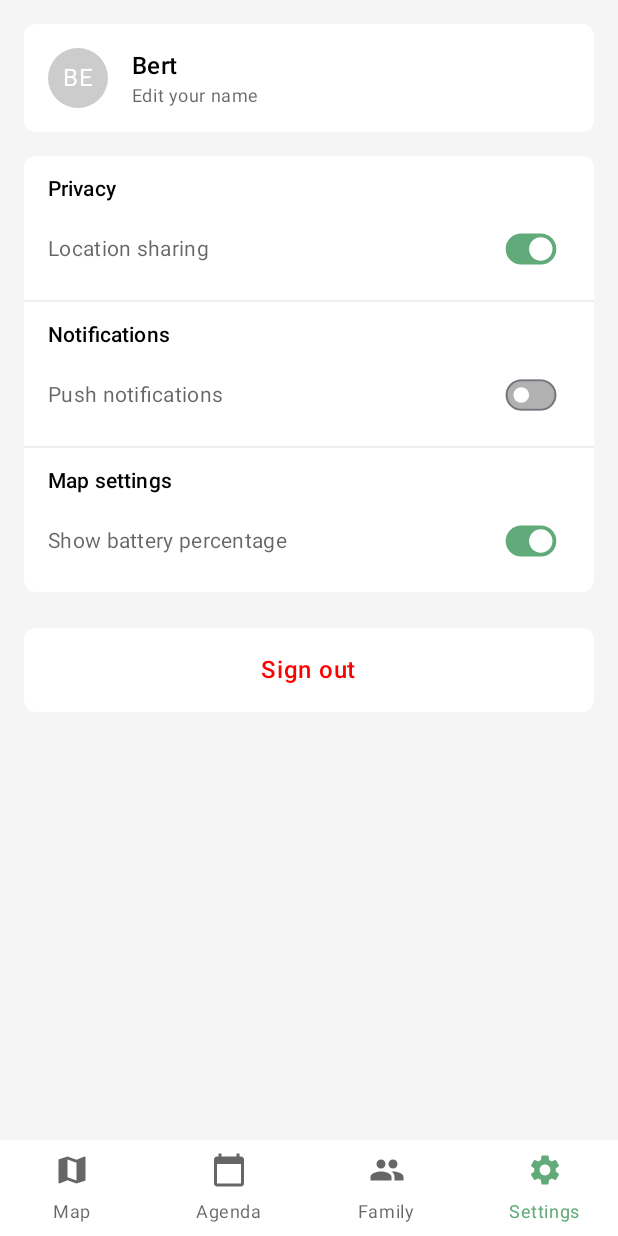
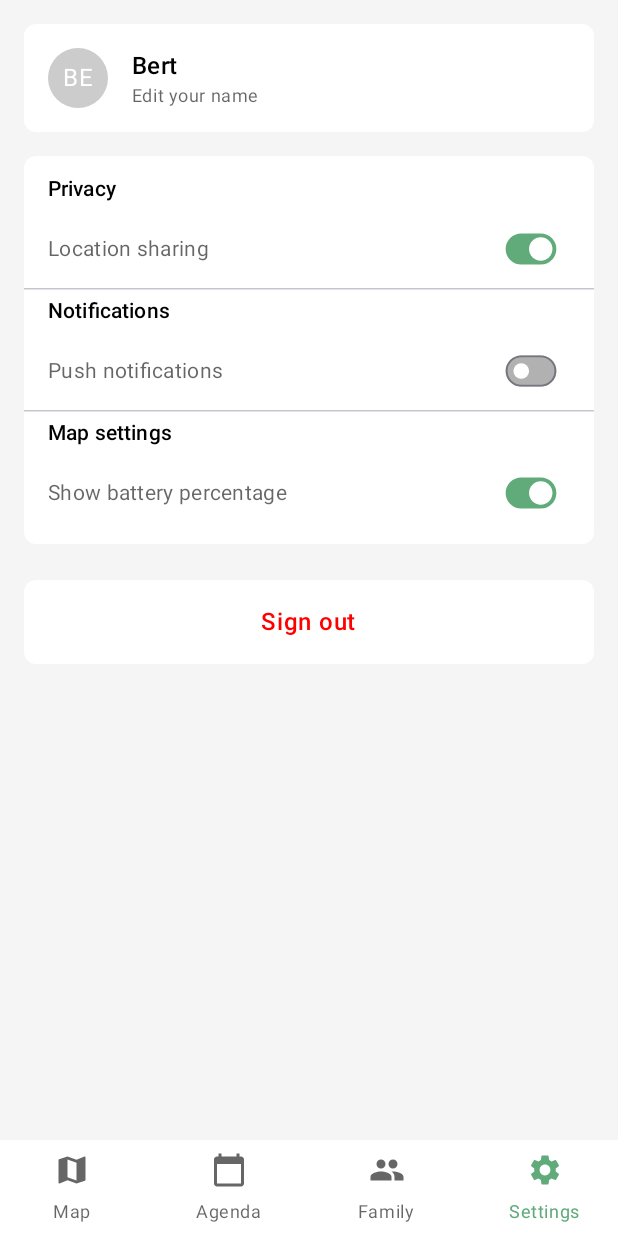
Before and after one commit to NHL-P4-INF2-APD/family-stalking, an Android app built with Jetpack Compose: the settingsScreen screen opened through its navigation route, on a phone screen of 412 x 824 dp. Run offline under Robolectric (Android 15) with nearby library versions, the phone set to English and light mode, and no system bars; our stand-ins replace Dagger/Hilt's generated code, livedata-compose; libraries missing offline, so code that uses them is left out: io.github.jan.supabase; 1 statement that could not run was skipped.

Commit message:
refactor: Replace Divider with HorizontalDivider in SettingsScreen for consistent styling

```diff
--- a/app/src/main/java/com/familystalking/app/presentation/settings/SettingsScreen.kt
+++ b/app/src/main/java/com/familystalking/app/presentation/settings/SettingsScreen.kt
@@ -17,6 +17,7 @@ import androidx.compose.material3.CardDefaults
 import androidx.compose.material3.CircularProgressIndicator
 import androidx.compose.material3.Divider
 import androidx.compose.material3.ExperimentalMaterial3Api
+import androidx.compose.material3.HorizontalDivider
 import androidx.compose.material3.MaterialTheme
 import androidx.compose.material3.Switch
 import androidx.compose.material3.SwitchDefaults
@@ -207,10 +208,7 @@ private fun settingsCard(
                     modifier = Modifier.scale(SWITCH_SCALE)
                 )
             }
-            Divider(
-                modifier = Modifier.padding(vertical = 8.dp),
-                color = DIVIDER_COLOR
-            )
+            HorizontalDivider()
             // Notifications section
             Text(
                 text = "Notifications",
@@ -243,10 +241,7 @@ private fun settingsCard(
                     modifier = Modifier.scale(SWITCH_SCALE)
                 )
             }
-            Divider(
-                modifier = Modifier.padding(vertical = 8.dp),
-                color = DIVIDER_COLOR
-            )
+            HorizontalDivider()
             // Map settings section
             Text(
                 text = "Map settings",
```
